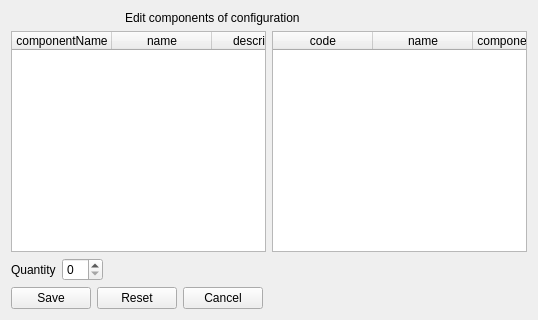
Before: the Qt Designer form qt/apps/configurator/forms/configuration_component_edit.ui in Wolframe/qtClient, drawn with Qt 5.
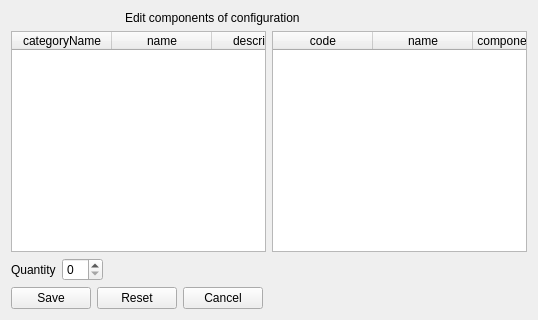
After: the same form once the commit is applied. Icons and pictures are not drawn.

Commit message: configurator: small fixes in components per configuration

```diff
--- a/qt/apps/configurator/forms/configuration_component_edit.ui
+++ b/qt/apps/configurator/forms/configuration_component_edit.ui
@@ -216,7 +216,7 @@
        </attribute>
        <column>
         <property name="text">
-         <string>componentName</string>
+         <string>categoryName</string>
         </property>
        </column>
        <column>
```
The commit also changes 2 other files.
